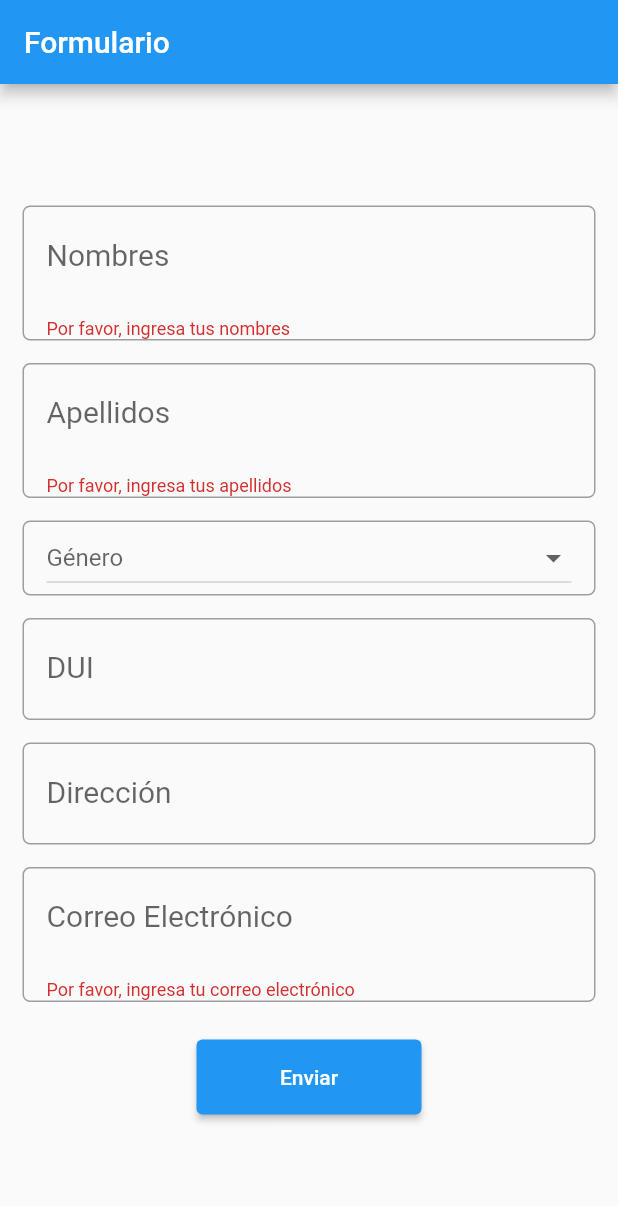
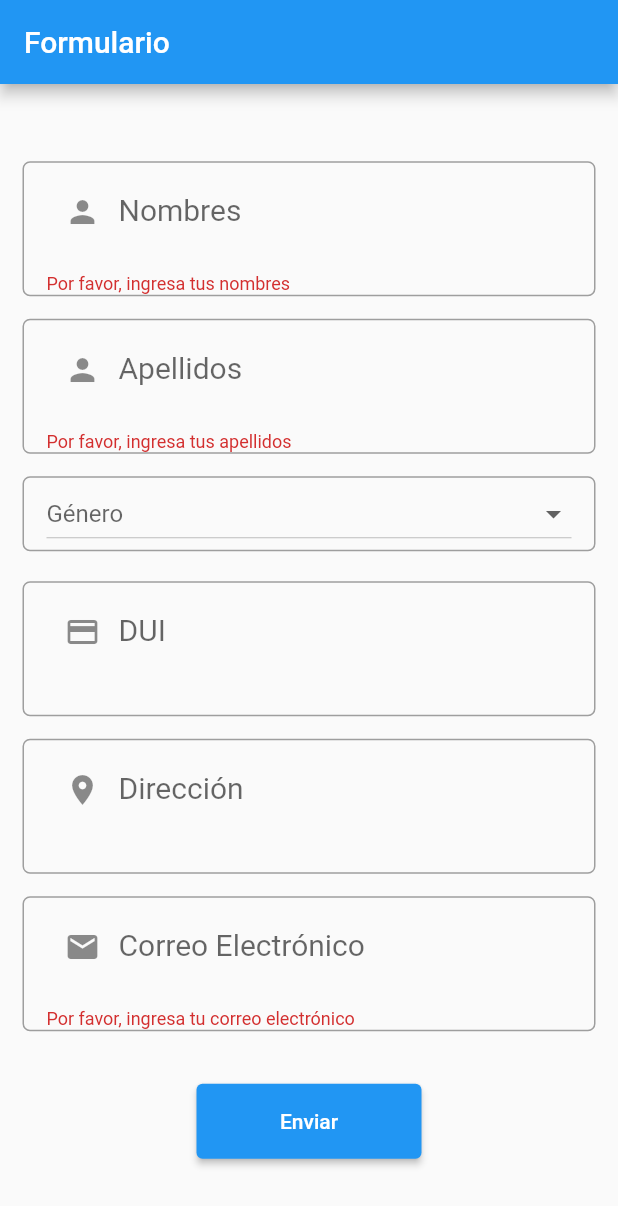
Before and after one commit to SCP-Antonio/parametros, a Flutter app: the screen it shows after launch, after a tap on "Enviar", on a phone screen of 412 x 824 dp. Shown: the top 1206 px of the screen. Run offline on Flutter 3.47's test engine with Material 2 defaults, Android fonts, the phone set to English and light mode, and no system bars.

Commit message:
agregandole nuevos iconos

```diff
--- a/lib/main.dart
+++ b/lib/main.dart
@@ -31,30 +31,10 @@ class _FormularioState extends State<Formulario> {
           child: SingleChildScrollView(
             child: Column(
               children: <Widget>[
-                Container(
-                  decoration: BoxDecoration(
-                    borderRadius: BorderRadius.circular(5),
-                    border: Border.all(color: Colors.grey),
-                  ),
-                  padding: EdgeInsets.symmetric(horizontal: 15),
-                  margin: EdgeInsets.symmetric(horizontal: 15),
-                  child: TextFormField(
-                    controller: nombreController,
-                    style: TextStyle(fontSize: 20),
-                    decoration: InputDecoration(
-                      border: InputBorder.none,
-                      labelText: 'Nombres',
-                    ),
-                    validator: (value) {
-                      if (value!.isEmpty) {
-                        return 'Por favor, ingresa tus nombres';
-                      }
-                      return null;
-                    },
-                  ),
-                ),
+                buildTextField('Nombres', nombreController, 'Por favor, ingresa tus nombres', Icons.person),
+                buildTextField('Apellidos', apellidoController, 'Por favor, ingresa tus apellidos', Icons.person),
 
-                 SizedBox(height: 15),
+
 
                 Container(
                   decoration: BoxDecoration(
@@ -63,37 +43,8 @@ class _FormularioState extends State<Formulario> {
                   ),
                   padding: EdgeInsets.symmetric(horizontal: 15),
                   margin: EdgeInsets.symmetric(horizontal: 15),
-                  child: TextFormField(
-                    controller: apellidoController,
-                    style: TextStyle(fontSize: 20),
-                    decoration: InputDecoration(
-                      border: InputBorder.none,
-                      labelText: 'Apellidos',
-                    ),
-                    validator: (value) {
-                      if (value!.isEmpty) {
-                        return 'Por favor, ingresa tus apellidos';
-                      }
-                      return null;
-                    },
-                  ),
-                ),
-
-                SizedBox(height: 15),
-
-                Container(
-
-                  decoration: BoxDecoration(
-                    borderRadius: BorderRadius.circular(5),
-                    border: Border.all(color: Colors.grey),
-                  ),
-                  padding: EdgeInsets.symmetric(horizontal: 15),
-                  margin: EdgeInsets.symmetric(horizontal: 15),
                   child: DropdownButton<String>(
-
-
                     value: generoValue,
-
                     isExpanded: true,
                     onChanged: (String? newValue) {
                       setState(() {
@@ -106,80 +57,19 @@ class _FormularioState extends State<Formulario> {
                       return DropdownMenuItem<String>(
                         value: value,
                         child: Text(
-                            value,
-                          style: TextStyle( fontSize: 20),
-                           )
+                          value,
+                          style: TextStyle(fontSize: 20),
+                        ),
                       );
                     }).toList(),
                   ),
                 ),
+                SizedBox(height: 20),
+                buildTextField('DUI', duiController, '', Icons.credit_card),
+                buildTextField('Dirección', direccionController, '', Icons.location_on),
+                buildTextField('Correo Electrónico', correoController, 'Por favor, ingresa tu correo electrónico', Icons.email),
 
-                SizedBox(height: 15),
-
-                Container(
-                  decoration: BoxDecoration(
-                    borderRadius: BorderRadius.circular(5),
-                    border: Border.all(color: Colors.grey),
-                  ),
-                  padding: EdgeInsets.symmetric(horizontal: 15),
-                  margin: EdgeInsets.symmetric(horizontal: 15),
-                  child: TextFormField(
-                    controller: duiController,
-                    style: TextStyle(fontSize: 20),
-                    decoration: InputDecoration(
-                      border: InputBorder.none,
-                      labelText: 'DUI',
-                    ),
-                  ),
-                ),
-
-                SizedBox(height: 15),
-
-                Container(
-                  decoration: BoxDecoration(
-                    borderRadius: BorderRadius.circular(5),
-                    border: Border.all(color: Colors.grey),
-                  ),
-                  padding: EdgeInsets.symmetric(horizontal: 15),
-                  margin: EdgeInsets.symmetric(horizontal: 15),
-                  child: TextFormField(
-                    controller: direccionController,
-                    style: TextStyle(fontSize: 20),
-                    decoration: InputDecoration(
-                      border: InputBorder.none,
-                      labelText: 'Dirección',
-                    ),
-                  ),
-                ),
-
-                SizedBox(height: 15),
-
-                Container(
-                  decoration: BoxDecoration(
-                    borderRadius: BorderRadius.circular(5),
-                    border: Border.all(color: Colors.grey),
-                  ),
-                  padding: EdgeInsets.symmetric(horizontal: 15),
-                  margin: EdgeInsets.symmetric(horizontal: 15),
-                  child: TextFormField(
-                    controller: correoController,
-                    style: TextStyle(fontSize: 20),
-                    decoration: InputDecoration(
-                      border: InputBorder.none,
-                      labelText: 'Correo Electrónico',
-                    ),
-                    validator: (value) {
-                      if (value!.isEmpty) {
-                        return 'Por favor, ingresa tu correo electrónico';
-                      } else if (!value.contains('@')) {
-                        return 'Correo electrónico no válido';
-                      }
-                      return null;
-                    },
-                  ),
-                ),
-
-                SizedBox(height: 25),
+                SizedBox(height: 20),
 
                 Container(
                   child: ElevatedButton(
@@ -201,7 +91,7 @@ class _FormularioState extends State<Formulario> {
                       }
                     },
                     style: ElevatedButton.styleFrom(
-                      fixedSize: Size(150,50)
+                      fixedSize: Size(150, 50),
                     ),
                     child: Text('Enviar'),
                   ),
@@ -211,6 +101,38 @@ class _FormularioState extends State<Formulario> {
           ),
         ),
       ),
+    );
+  }
+
+  // Método para construir campos de texto con validación y un icono
+  Widget buildTextField(String label, TextEditingController controller, String? validationMessage, IconData icon) {
+    return Column(
+      children: <Widget>[
+        Container(
+          decoration: BoxDecoration(
+            borderRadius: BorderRadius.circular(5),
+            border: Border.all(color: Colors.grey),
+          ),
+          padding: EdgeInsets.symmetric(horizontal: 15),
+          margin: EdgeInsets.symmetric(horizontal: 15),
+          child: TextFormField(
+            controller: controller,
+            style: TextStyle(fontSize: 20),
+            decoration: InputDecoration(
+              border: InputBorder.none,
+              labelText: label,
+              prefixIcon: Icon(icon), // Agregar un icono al campo de texto
+            ),
+            validator: (value) {
+              if (value!.isEmpty) {
+                return validationMessage;
+              }
+              return null;
+            },
+          ),
+        ),
+        SizedBox(height: 15),
+      ],
     );
   }
 }
```
